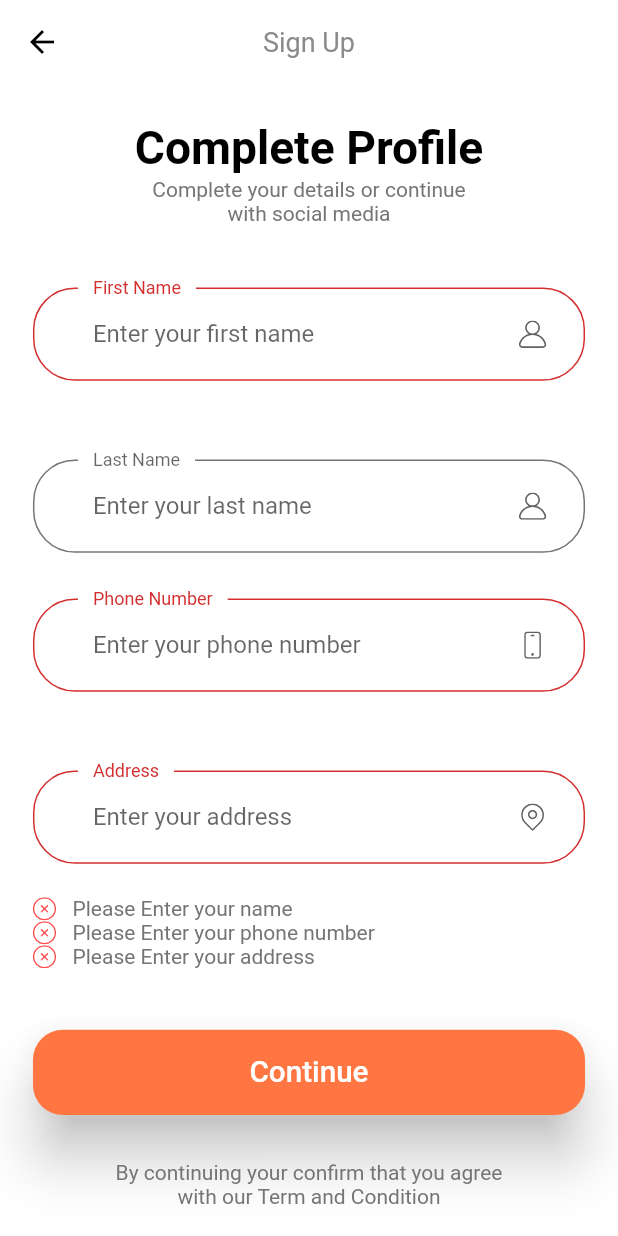
After one commit to FikaStudio-code/EmanciApp, a Flutter app: the CompleteProfileScreen screen opened by its route, after a tap on "Continue", on a phone screen of 412 x 824 dp. The commit adds this screen. Run offline on Flutter 3.47's test engine with Material 2 defaults, Android fonts, the phone set to English and light mode, and no system bars; our stand-ins replace flutter_svg.

Commit message:
create complete_profile_page

```diff
--- a/lib/constants.dart
+++ b/lib/constants.dart
@@ -27,3 +27,6 @@ const String kInvalidEmailError = "Please Enter Vailid Email";
 const String kPassNullError = "Please Enter your password";
 const String kShortPassError = "Password is too short";
 const String kMatchPassError = "Password don't match";
+const String kNameNullError = "Please Enter your name";
+const String kPhoneNumberNullError = "Please Enter your phone number";
+const String kAddressNullError = "Please Enter your address";
--- a/lib/routes.dart
+++ b/lib/routes.dart
@@ -1,3 +1,4 @@
+import 'package:e_commerce/screens/complete_profile/complete_profile_screen.dart';
 import 'package:e_commerce/screens/forgot_password/forgot_password_screen.dart';
 import 'package:e_commerce/screens/login_success/login_success_screen.dart';
 import 'package:e_commerce/screens/sign_in/sign_in_screen.dart';
@@ -11,4 +12,5 @@ final Map<String, WidgetBuilder> routes = {
   ForgotPasswordScreen.routeName: (context) => ForgotPasswordScreen(),
   LoginSuccessScreen.routeName: (context) => LoginSuccessScreen(),
   SignInScreen.routeName: (context) => SignUpscreen(),
+  CompleteProfileScreen.routeName: (context) => CompleteProfileScreen(),
 };
--- /dev/null
+++ b/lib/screens/complete_profile/complete_profile_screen.dart
@@ -0,0 +1,17 @@
+import 'package:e_commerce/screens/complete_profile/components/body.dart';
+import 'package:flutter/material.dart';
+
+class CompleteProfileScreen extends StatelessWidget {
+  static String routeName = "/complete_profile";
+  const CompleteProfileScreen({Key? key}) : super(key: key);
+
+  @override
+  Widget build(BuildContext context) {
+    return Scaffold(
+      appBar: AppBar(
+        title: Text("Sign Up"),
+      ),
+      body: Body(),
+    );
+  }
+}
--- /dev/null
+++ b/lib/screens/complete_profile/components/body.dart
@@ -0,0 +1,37 @@
+import 'package:e_commerce/constants.dart';
+import 'package:e_commerce/screens/complete_profile/components/complete_profile_form.dart';
+import 'package:e_commerce/size_config.dart';
+import 'package:flutter/material.dart';
+
+class Body extends StatelessWidget {
+  const Body({Key? key}) : super(key: key);
+
+  @override
+  Widget build(BuildContext context) {
+    return SizedBox(
+      width: double.infinity,
+      child: Padding(
+        padding:
+            EdgeInsets.symmetric(horizontal: getProportionateScreenWidth(20)),
+        child: SingleChildScrollView(
+          child: Column(
+            children: [
+              SizedBox(height: SizeConfig.screenHeight * 0.02),
+              Text("Complete Profile", style: headingStyle),
+              Text(
+                "Complete your details or continue \nwith social media",
+                textAlign: TextAlign.center,
+              ),
+              SizedBox(height: SizeConfig.screenHeight * 0.05),
+              CompleteProfileForm(),
+              SizedBox(height: getProportionateScreenHeight(30)),
+              Text(
+                  "By continuing your confirm that you agree \nwith our Term and Condition",
+                  textAlign: TextAlign.center)
+            ],
+          ),
+        ),
+      ),
+    );
+  }
+}
--- /dev/null
+++ b/lib/screens/complete_profile/components/complete_profile_form.dart
@@ -0,0 +1,158 @@
+import 'package:e_commerce/components/default_button.dart';
+import 'package:e_commerce/components/form_error.dart';
+import 'package:e_commerce/constants.dart';
+import 'package:e_commerce/screens/sign_in/components/custom_suffix_icon.dart';
+import 'package:e_commerce/size_config.dart';
+import 'package:flutter/material.dart';
+
+class CompleteProfileForm extends StatefulWidget {
+  const CompleteProfileForm({Key? key}) : super(key: key);
+
+  @override
+  _CompleteProfileFormState createState() => _CompleteProfileFormState();
+}
+
+class _CompleteProfileFormState extends State<CompleteProfileForm> {
+  final _formKey = GlobalKey<FormState>();
+  final List<String> errors = [];
+  late String firstName;
+  late String lastName;
+  late String phoneNumber;
+  late String address;
+
+  @override
+  Widget build(BuildContext context) {
+    return Form(
+        key: _formKey,
+        child: Column(
+          children: [
+            buildFirstNameField(),
+            SizedBox(height: getProportionateScreenHeight(30)),
+            buildLastNameField(),
+            SizedBox(height: getProportionateScreenHeight(30)),
+            buildPhoneNumberFormField(),
+            SizedBox(height: getProportionateScreenHeight(30)),
+            buildAddressFormField(),
+            FormError(errors: errors),
+            SizedBox(height: getProportionateScreenHeight(40)),
+            DefaultButton(
+                text: "Continue",
+                press: () {
+                  if (_formKey.currentState!.validate()) {
+                    // Check data and go to Top Page
+                  }
+                }),
+          ],
+        ));
+  }
+
+  TextFormField buildAddressFormField() {
+    return TextFormField(
+        onSaved: (newValue) => address = newValue.toString(),
+        onChanged: (value) {
+          if (value.isNotEmpty && errors.contains(kAddressNullError)) {
+            setState(() {
+              errors.remove(kAddressNullError);
+            });
+          }
+          return null;
+        },
+        validator: (value) {
+          if (value!.isEmpty && !errors.contains(kAddressNullError)) {
+            setState(() {
+              errors.add(kAddressNullError);
+            });
+            return "";
+          }
+          return null;
+        },
+        decoration: InputDecoration(
+            labelText: "Address",
+            hintText: "Enter your address",
+            floatingLabelBehavior: FloatingLabelBehavior.always,
+            suffixIcon:
+                CustomSuffixIcon(svgIcon: "assets/icons/Location point.svg")));
+  }
+
+  TextFormField buildPhoneNumberFormField() {
+    return TextFormField(
+        keyboardType: TextInputType.number,
+        onSaved: (newValue) => phoneNumber = newValue.toString(),
+        onChanged: (value) {
+          if (value.isNotEmpty && errors.contains(kPhoneNumberNullError)) {
+            setState(() {
+              errors.remove(kPhoneNumberNullError);
+            });
+          }
+          return null;
+        },
+        validator: (value) {
+          if (value!.isEmpty && !errors.contains(kPhoneNumberNullError)) {
+            setState(() {
+              errors.add(kPhoneNumberNullError);
+            });
+            return "";
+          }
+          return null;
+        },
+        decoration: InputDecoration(
+            labelText: "Phone Number",
+            hintText: "Enter your phone number",
+            floatingLabelBehavior: FloatingLabelBehavior.always,
+            suffixIcon: CustomSuffixIcon(svgIcon: "assets/icons/Phone.svg")));
+  }
+
+  TextFormField buildLastNameField() {
+    return TextFormField(
+        onSaved: (newValue) => lastName = newValue.toString(),
+        onChanged: (value) {
+          if (value.isNotEmpty && errors.contains(kNameNullError)) {
+            setState(() {
+              errors.remove(kNameNullError);
+            });
+          }
+          return null;
+        },
+        validator: (value) {
+          if (value!.isEmpty && !errors.contains(kNameNullError)) {
+            setState(() {
+              errors.add(kNameNullError);
+            });
+            return "";
+          }
+          return null;
+        },
+        decoration: InputDecoration(
+            labelText: "Last Name",
+            hintText: "Enter your last name",
+            floatingLabelBehavior: FloatingLabelBehavior.always,
+            suffixIcon: CustomSuffixIcon(svgIcon: "assets/icons/User.svg")));
+  }
+
+  TextFormField buildFirstNameField() {
+    return TextFormField(
+        onSaved: (newValue) => firstName = newValue.toString(),
+        onChanged: (value) {
+          if (value.isNotEmpty && errors.contains(kNameNullError)) {
+            setState(() {
+              errors.remove(kNameNullError);
+            });
+          }
+          return null;
+        },
+        validator: (value) {
+          if (value!.isEmpty && !errors.contains(kNameNullError)) {
+            setState(() {
+              errors.add(kNameNullError);
+            });
+            return "";
+          }
+          return null;
+        },
+        decoration: InputDecoration(
+            labelText: "First Name",
+            hintText: "Enter your first name",
+            floatingLabelBehavior: FloatingLabelBehavior.always,
+            suffixIcon: CustomSuffixIcon(svgIcon: "assets/icons/User.svg")));
+  }
+}
--- a/lib/screens/sign_up/components/sign_up_form.dart
+++ b/lib/screens/sign_up/components/sign_up_form.dart
@@ -1,6 +1,7 @@
 import 'package:e_commerce/components/default_button.dart';
 import 'package:e_commerce/components/form_error.dart';
 import 'package:e_commerce/constants.dart';
+import 'package:e_commerce/screens/complete_profile/complete_profile_screen.dart';
 import 'package:e_commerce/screens/sign_in/components/custom_suffix_icon.dart';
 import 'package:e_commerce/size_config.dart';
 import 'package:flutter/material.dart';
@@ -34,7 +35,9 @@ class _SignUpFormState extends State<SignUpForm> {
           DefaultButton(
               text: "Continue",
               press: () {
-                if (_formKey.currentState!.validate()) {}
+                if (_formKey.currentState!.validate()) {
+                  Navigator.pushNamed(context, CompleteProfileScreen.routeName);
+                }
               })
         ],
       ),
@@ -57,7 +60,7 @@ class _SignUpFormState extends State<SignUpForm> {
         validator: (value) {
           if (value!.isEmpty) {
             return "";
-          } else if (password != confirm_password) {
+          } else if (password != value) {
             setState(() {
               errors.add(kMatchPassError);
             });
```
